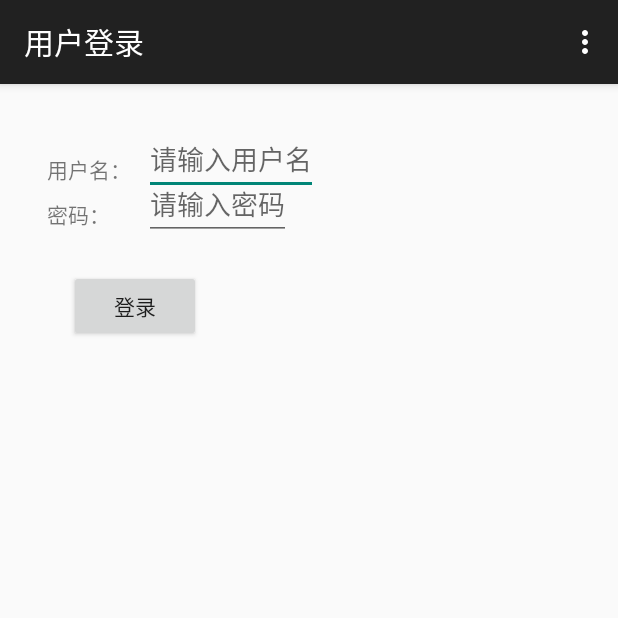
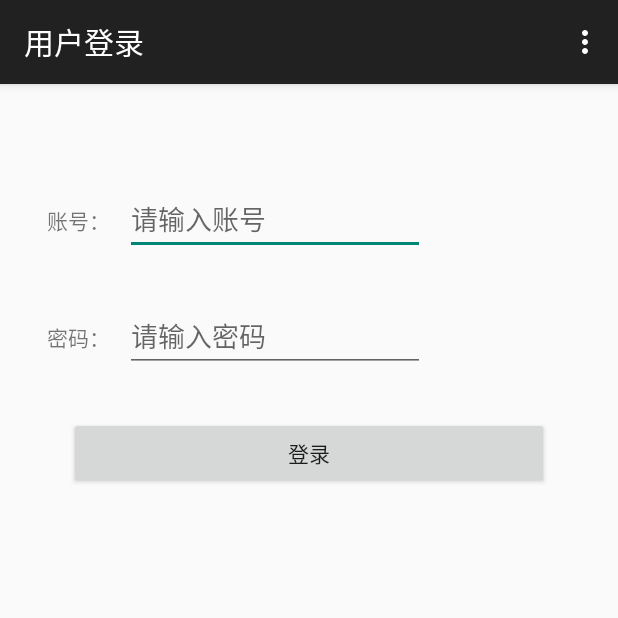
Before and after one commit to RainSong/AndroidSample, an Android app: the LoginActivity screen opened directly, with no data from a screen before it, on a phone screen of 412 x 824 dp, the top half of it. Run offline under Robolectric (Android 15) with nearby library versions, the phone set to English and light mode, and no system bars.

Commit message:
添加ListView Signed-off-by: RainSong <714224605@qq.com>

```diff
--- a/app/src/main/AndroidManifest.xml
+++ b/app/src/main/AndroidManifest.xml
@@ -20,6 +20,10 @@
             android:name=".LoginActivity"
             android:label="@string/title_activity_login" >
         </activity>
+        <activity
+            android:name=".ListActivity"
+            android:label="@string/title_activity_list" >
+        </activity>
     </application>
 
 </manifest>
--- a/app/src/main/res/layout/activity_login.xml
+++ b/app/src/main/res/layout/activity_login.xml
@@ -1,55 +1,59 @@
-<RelativeLayout xmlns:android="http://schemas.android.com/apk/res/android"
-    xmlns:tools="http://schemas.android.com/tools" android:layout_width="match_parent"
-    android:layout_height="match_parent" android:paddingLeft="@dimen/activity_horizontal_margin"
+<TableLayout xmlns:android="http://schemas.android.com/apk/res/android"
+    xmlns:tools="http://schemas.android.com/tools"
+    android:layout_width="match_parent"
+    android:layout_height="match_parent"
+    android:paddingBottom="@dimen/activity_vertical_margin"
+    android:paddingLeft="@dimen/activity_horizontal_margin"
     android:paddingRight="@dimen/activity_horizontal_margin"
     android:paddingTop="@dimen/activity_vertical_margin"
-    android:paddingBottom="@dimen/activity_vertical_margin"
     tools:context="com.androidsample.ygj.androidsample.LoginActivity">
 
+    <!--用户名-->
+    <TableRow
+        android:layout_marginTop="50dp">
 
         <TextView
             android:id="@+id/textView_user_name"
-        android:text="@string/textview_username_text"
             android:layout_width="wrap_content"
             android:layout_height="wrap_content"
-        android:layout_marginTop="30dp"
-        android:layout_marginLeft="15dp"/>
+            android:layout_marginLeft="15dp"
+            android:text="@string/textview_username_text" />
 
         <EditText
             android:id="@+id/txt_user_name"
+            android:layout_width="200dp"
+            android:layout_height="wrap_content"
+            android:layout_marginLeft="10dp"
+            android:hint="@string/edittext_username_hint"
+            android:singleLine="true" />
+    </TableRow>
+    <!--密码-->
+    <TableRow android:layout_marginTop="30dp">
+
+        <TextView
+            android:id="@+id/textView_user_password"
             android:layout_width="wrap_content"
             android:layout_height="wrap_content"
-        android:hint="请输入用户名"
-        android:layout_marginTop="10dp"
-        android:layout_marginLeft="80dp"
-        android:singleLine="true"/>
-
-    <TextView
-        android:text="@string/txtview_userpassword_text"
-        android:layout_width="wrap_content"
-        android:layout_height="wrap_content"
-        android:id="@+id/textView_user_password"
-        android:layout_marginTop="60dp"
-        android:layout_marginLeft="15dp"/>
+            android:layout_marginLeft="15dp"
+            android:text="@string/txtview_userpassword_text" />
 
         <EditText
             android:id="@+id/txt_user_password"
-        android:layout_width="wrap_content"
+            android:layout_width="200dp"
             android:layout_height="wrap_content"
-        android:hint="请输入密码"
-        android:layout_marginTop="40dp"
-        android:layout_marginLeft="80dp"
-        android:singleLine="true"/>
+            android:layout_marginLeft="10dp"
+            android:hint="@string/edittext_userpassword_hint"
+            android:singleLine="true" />
+    </TableRow>
 
     <Button
-        android:layout_width="wrap_content"
+        android:id="@+id/btnLogin"
+        android:layout_width="match_parent"
         android:layout_height="wrap_content"
-        android:text="登录"
-        android:id="@+id/btnLogin"
         android:layout_below="@+id/txt_user_password"
-        android:layout_marginTop="20dp"
         android:layout_marginLeft="30dp"
-        />
+        android:layout_marginRight="30dp"
+        android:layout_marginTop="30dp"
+        android:text="登录" />
 
-
-</RelativeLayout>
+</TableLayout>
--- a/app/src/main/res/values/strings.xml
+++ b/app/src/main/res/values/strings.xml
@@ -4,6 +4,9 @@
     <string name="hello_world">Hello world!</string>
     <string name="action_settings">Settings</string>
     <string name="title_activity_login">用户登录</string>
-    <string name="textview_username_text">用户名：</string>
+    <string name="textview_username_text">账号：</string>
+    <string name="edittext_username_hint">请输入账号</string>
     <string name="txtview_userpassword_text">密码：</string>
+    <string name="edittext_userpassword_hint">请输入密码</string>
+    <string name="title_activity_list">ListActivity</string>
 </resources>
```
Also changed, not shown: app/src/main/java/com/androidsample/ygj/androidsample/HttpUtil.java (added, +46 -0 lines), app/src/main/java/com/androidsample/ygj/androidsample/ListActivity.java (added, +83 -0 lines), app/src/main/java/com/androidsample/ygj/androidsample/MainActivity.java (+8 -3 lines), app/src/main/res/layout/activity_list.xml (added, +13 -0 lines), app/src/main/res/layout/activity_main.xml (+12 -2 lines), app/src/main/res/layout/list_item.xml (added, +16 -0 lines), app/src/main/res/menu/menu_list.xml (added, +7 -0 lines). Lines whose indentation alone changed are shown as unchanged.
